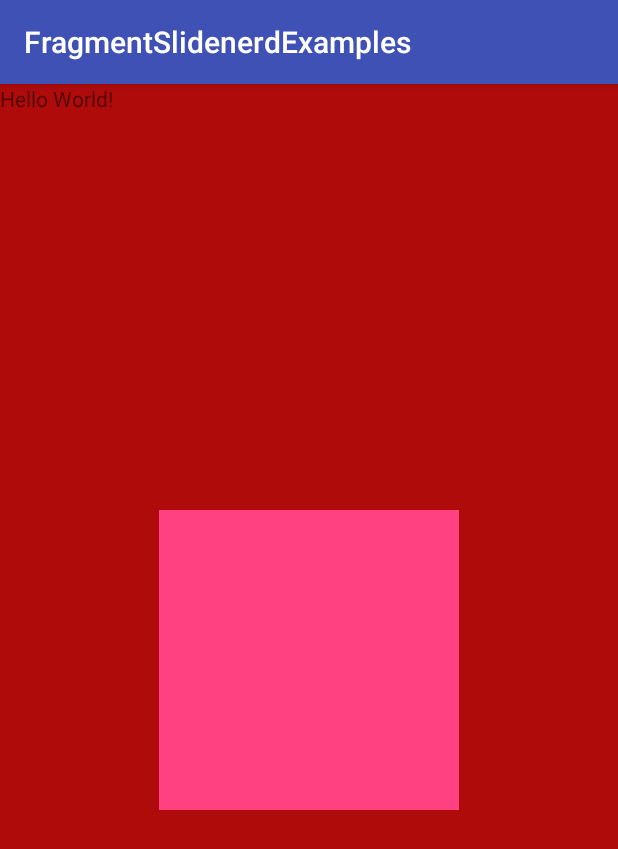
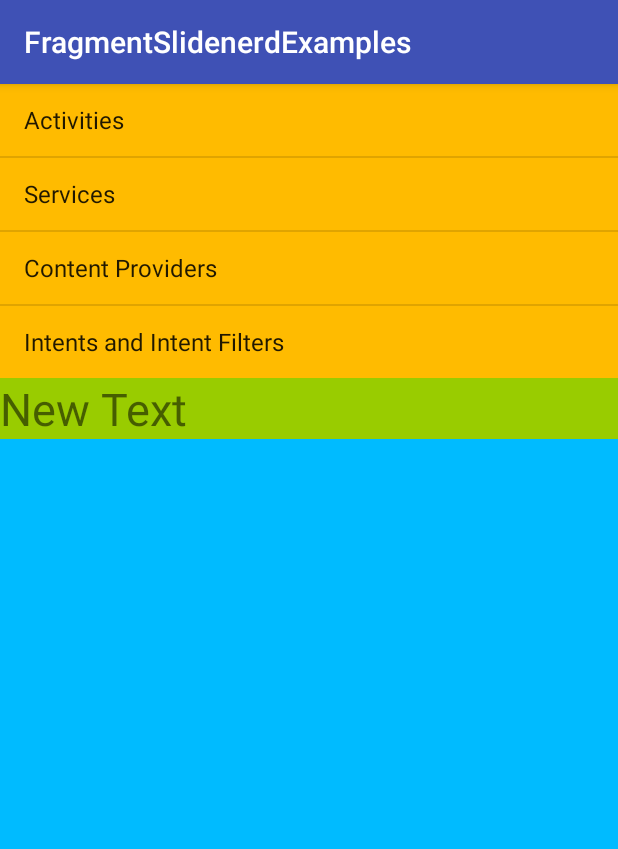
Before and after one commit to Art-999/FragmentSlidenerdExamples, an Android app: the screen it shows after launch (MainActivity before the commit, MyMainFragmnentsActivity after it), on a phone screen of 412 x 824 dp. Shown: the top 849 px of the screen. Run offline under Robolectric (Android 15) with nearby library versions, the phone set to English and light mode, and no system bars.

Commit message:
21.12.2017 ArtCommit gorcic ( 1 )

```diff
--- a/app/src/main/AndroidManifest.xml
+++ b/app/src/main/AndroidManifest.xml
@@ -10,6 +10,9 @@
         android:supportsRtl="true"
         android:theme="@style/AppTheme">
         <activity android:name=".MainActivity">
+
+        </activity>
+        <activity android:name=".MyMainFragmnentsActivity">
             <intent-filter>
                 <action android:name="android.intent.action.MAIN" />
 
--- /dev/null
+++ b/app/src/main/java/com/example/arturmusayelyan/fragmentslidenerdexamples/Communicator.java
@@ -0,0 +1,9 @@
+package com.example.arturmusayelyan.fragmentslidenerdexamples;
+
+/**
+ * Created by artur.musayelyan on 21/12/2017.
+ */
+
+public interface Communicator {
+    void communicateFragments(int i);
+}
--- /dev/null
+++ b/app/src/main/java/com/example/arturmusayelyan/fragmentslidenerdexamples/FragmentFirst.java
@@ -0,0 +1,53 @@
+package com.example.arturmusayelyan.fragmentslidenerdexamples;
+
+import android.os.Bundle;
+import android.support.annotation.Nullable;
+import android.support.v4.app.Fragment;
+import android.view.LayoutInflater;
+import android.view.View;
+import android.view.ViewGroup;
+import android.widget.AdapterView;
+import android.widget.ArrayAdapter;
+import android.widget.ListView;
+
+/**
+ * Created by artur.musayelyan on 21/12/2017.
+ */
+
+public class FragmentFirst extends Fragment implements AdapterView.OnItemClickListener {
+    private ListView listView;
+    private Communicator communicator;
+
+    public FragmentFirst() {
+
+    }
+
+    public static FragmentFirst newInstance() {
+        Bundle args = new Bundle();
+        FragmentFirst fragment = new FragmentFirst();
+        fragment.setArguments(args);
+        return fragment;
+    }
+
+    @Nullable
+    @Override
+    public View onCreateView(LayoutInflater inflater, @Nullable ViewGroup container, @Nullable Bundle savedInstanceState) {
+        return inflater.inflate(R.layout.first_fragment, container, false);
+    }
+
+    @Override
+    public void onViewCreated(View view, @Nullable Bundle savedInstanceState) {
+        super.onViewCreated(view, savedInstanceState);
+        listView = view.findViewById(R.id.list_view_for_fragment);
+        ArrayAdapter adapter = ArrayAdapter.createFromResource(getActivity(), R.array.titles, android.R.layout.simple_list_item_1);
+        listView.setAdapter(adapter);
+        listView.setOnItemClickListener(this);
+        communicator = (Communicator) getActivity();
+    }
+
+
+    @Override
+    public void onItemClick(AdapterView<?> parent, View view, int position, long id) {
+        communicator.communicateFragments(position);
+    }
+}
--- /dev/null
+++ b/app/src/main/java/com/example/arturmusayelyan/fragmentslidenerdexamples/FragmentSecond.java
@@ -0,0 +1,47 @@
+package com.example.arturmusayelyan.fragmentslidenerdexamples;
+
+import android.content.res.Resources;
+import android.os.Bundle;
+import android.support.annotation.Nullable;
+import android.support.v4.app.Fragment;
+import android.view.LayoutInflater;
+import android.view.View;
+import android.view.ViewGroup;
+import android.widget.TextView;
+
+/**
+ * Created by artur.musayelyan on 21/12/2017.
+ */
+
+public class FragmentSecond extends Fragment {
+    TextView textView;
+
+    public FragmentSecond() {
+
+    }
+
+    public static FragmentSecond newInstance() {
+        Bundle args = new Bundle();
+        FragmentSecond fragment = new FragmentSecond();
+        fragment.setArguments(args);
+        return fragment;
+    }
+
+    @Nullable
+    @Override
+    public View onCreateView(LayoutInflater inflater, @Nullable ViewGroup container, @Nullable Bundle savedInstanceState) {
+        return inflater.inflate(R.layout.second_fragmnet, container, false);
+    }
+
+    @Override
+    public void onViewCreated(View view, @Nullable Bundle savedInstanceState) {
+        super.onViewCreated(view, savedInstanceState);
+        textView = view.findViewById(R.id.text_view);
+    }
+
+    public void changeData(int position) {
+        Resources resources = getResources();
+        String[] descriptions = resources.getStringArray(R.array.descriptions);
+        textView.setText(descriptions[position]);
+    }
+}
--- /dev/null
+++ b/app/src/main/java/com/example/arturmusayelyan/fragmentslidenerdexamples/MyMainFragmnentsActivity.java
@@ -0,0 +1,19 @@
+package com.example.arturmusayelyan.fragmentslidenerdexamples;
+
+import android.support.v7.app.AppCompatActivity;
+import android.os.Bundle;
+
+public class MyMainFragmnentsActivity extends AppCompatActivity implements Communicator {
+
+    @Override
+    protected void onCreate(Bundle savedInstanceState) {
+        super.onCreate(savedInstanceState);
+        setContentView(R.layout.activity_my_main_fragmnents);
+    }
+
+    @Override
+    public void communicateFragments(int i) {
+        FragmentSecond fragmentSecond = (FragmentSecond) getSupportFragmentManager().findFragmentById(R.id.fragment2);
+        fragmentSecond.changeData(i);
+    }
+}
--- /dev/null
+++ b/app/src/main/res/layout/activity_my_main_fragmnents.xml
@@ -0,0 +1,25 @@
+<?xml version="1.0" encoding="utf-8"?>
+<RelativeLayout xmlns:android="http://schemas.android.com/apk/res/android"
+    xmlns:app="http://schemas.android.com/apk/res-auto"
+    xmlns:tools="http://schemas.android.com/tools"
+    android:layout_width="match_parent"
+    android:layout_height="match_parent"
+    android:background="#00BBFF"
+    tools:context="com.example.arturmusayelyan.fragmentslidenerdexamples.MyMainFragmnentsActivity">
+
+    <fragment
+        android:id="@+id/fragment1"
+        android:name="com.example.arturmusayelyan.fragmentslidenerdexamples.FragmentFirst"
+        android:layout_width="match_parent"
+        android:layout_height="wrap_content"
+        android:layout_alignParentTop="true"
+        android:layout_alignParentLeft="true"/>
+
+    <fragment
+        android:id="@+id/fragment2"
+        android:name="com.example.arturmusayelyan.fragmentslidenerdexamples.FragmentSecond"
+        android:layout_width="match_parent"
+        android:layout_height="wrap_content"
+        android:layout_below="@id/fragment1"/>
+
+</RelativeLayout>
--- /dev/null
+++ b/app/src/main/res/layout/first_fragment.xml
@@ -0,0 +1,17 @@
+<?xml version="1.0" encoding="utf-8"?>
+<RelativeLayout xmlns:android="http://schemas.android.com/apk/res/android"
+    android:layout_width="match_parent"
+    android:layout_height="match_parent"
+    android:background="#FFBB00">
+    <ListView
+        android:id="@+id/list_view_for_fragment"
+        android:layout_width="wrap_content"
+        android:layout_height="wrap_content"
+        android:layout_alignParentTop="true"
+        android:layout_alignParentRight="true"
+        android:layout_alignParentLeft="true"
+        >
+
+    </ListView>
+
+</RelativeLayout>
--- /dev/null
+++ b/app/src/main/res/layout/second_fragmnet.xml
@@ -0,0 +1,16 @@
+<?xml version="1.0" encoding="utf-8"?>
+<RelativeLayout xmlns:android="http://schemas.android.com/apk/res/android"
+    android:layout_width="match_parent"
+    android:layout_height="match_parent"
+    android:background="#99CC00">
+    <TextView
+        android:id="@+id/text_view"
+        android:text="New Text"
+        android:textSize="30sp"
+        android:layout_width="wrap_content"
+        android:layout_height="wrap_content"
+        android:layout_alignParentLeft="true"
+        android:layout_alignParentTop="true"
+        android:layout_alignParentRight="true"/>
+
+</RelativeLayout>
--- a/app/src/main/res/values/strings.xml
+++ b/app/src/main/res/values/strings.xml
@@ -3,4 +3,16 @@
 
     <!-- TODO: Remove or change this placeholder text -->
     <string name="hello_blank_fragment">Hello blank fragment</string>
+    <string-array name="titles">
+        <item>Activities</item>
+        <item>Services</item>
+        <item>Content Providers</item>
+        <item>Intents and Intent Filters</item>
+    </string-array>
+    <string-array name="descriptions">
+        <item>Activities is a skncjdkndcjknkcjencjkwenjcnejcnejnjenjenfjenjfnejfvnj</item>
+        <item>Services is a dnwjndjwenfjkwnfklwjnfdklwjfjklwjnkfwkfwkfkw</item>
+        <item>Content Providers is a djwndjwndfjwenefkjwnfkwnfkwnfkwnefkwenfkw</item>
+        <item>Intents and Intent Filters is a jbnjwbfkwbfwjkbnkjbjdfnwjdfnjnwjfwj</item>
+    </string-array>
 </resources>
```
Also changed, not shown: app/src/main/res/layout-land/activity_fragmnets_main_my.xml (added, +23 -0 lines).
